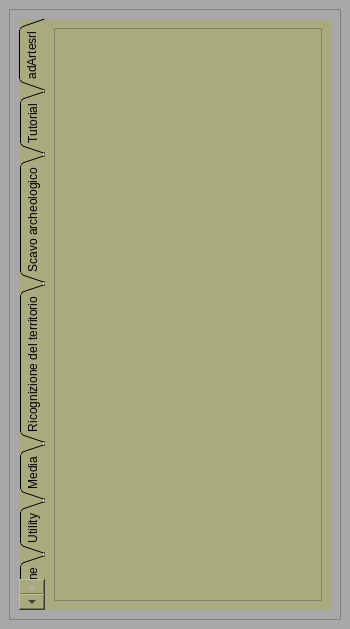
This is gui/ui/pyarchinit_plugin.ui in pyarchinit/pyarchinit as Qt 5 draws it before an edit. The edited form follows.
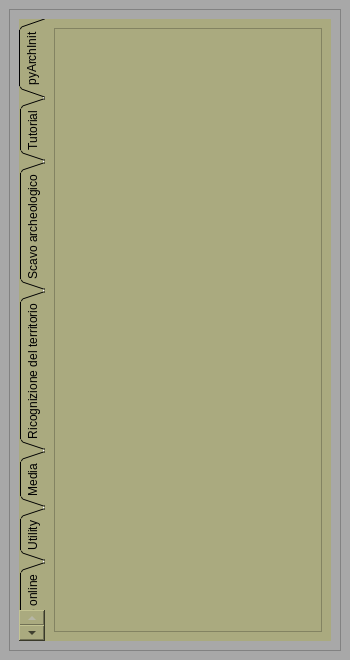
This is the edited form. Icons and pictures are not drawn.

Commit message:
feat: enhance PyArchInit dock widget with web views and tooltips
- Load pyarchinit.org website in pyArchInit tab (using QWebEngineView when available)
- Load language-specific tutorial content in Tutorial tab
- Add descriptive tooltips for all relationship diagram buttons showing 1:N, N:N, N:1 relationships
- Support for IT, EN, DE, FR, ES, AR, CA languages
- Automatic language detection based on QGIS locale
- Fallback HTML content when QWebEngineView is not available

Patch:
```diff
--- a/gui/ui/pyarchinit_plugin.ui
+++ b/gui/ui/pyarchinit_plugin.ui
@@ -7,7 +7,7 @@
     <x>0</x>
     <y>0</y>
     <width>350</width>
-    <height>629</height>
+    <height>660</height>
    </rect>
   </property>
   <property name="sizePolicy">
@@ -38,7 +38,7 @@
    <bool>false</bool>
   </property>
   <property name="features">
-   <set>QDockWidget::DockWidgetClosable|QDockWidget::DockWidgetMovable|QDockWidget::DockWidgetFloatable</set>
+   <set>QDockWidget::AllDockWidgetFeatures</set>
   </property>
   <property name="windowTitle">
    <string>pyArchInit - Archaeological Data Management</string>
@@ -67,8 +67,8 @@
         <rect>
          <x>0</x>
          <y>0</y>
-         <width>326</width>
-         <height>579</height>
+         <width>324</width>
+         <height>930</height>
         </rect>
        </property>
        <layout class="QGridLayout" name="gridLayout_6">
@@ -132,7 +132,7 @@
           </property>
           <widget class="QWidget" name="tab_5">
            <attribute name="title">
-            <string>adArtesrl</string>
+            <string>pyArchInit</string>
            </attribute>
            <layout class="QGridLayout" name="gridLayout_2">
             <item row="0" column="0">
```
Left out of the diff: 2 changed lines with no effect on the pictures. The commit also changes 1 other file.
